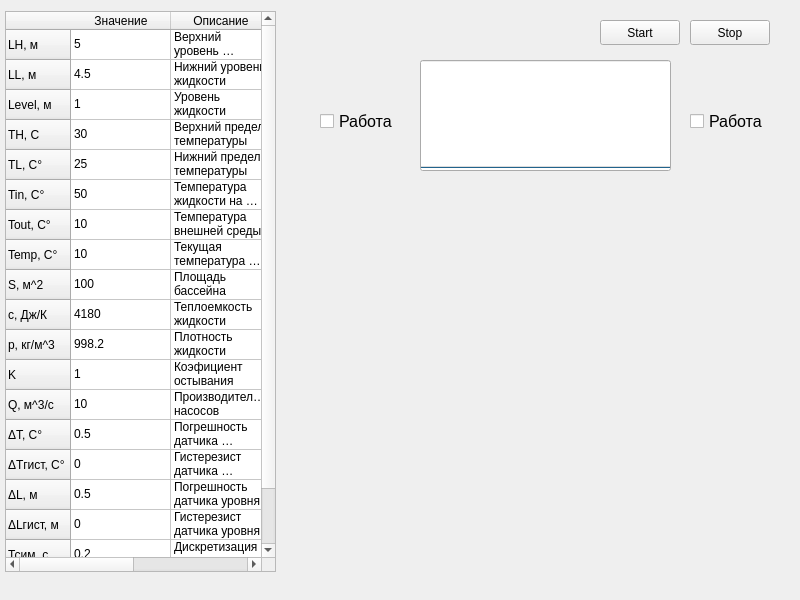
Before: the Qt Designer form mainwindow_v2.ui in SunnyWolf/PoolACS, drawn with Qt 5.
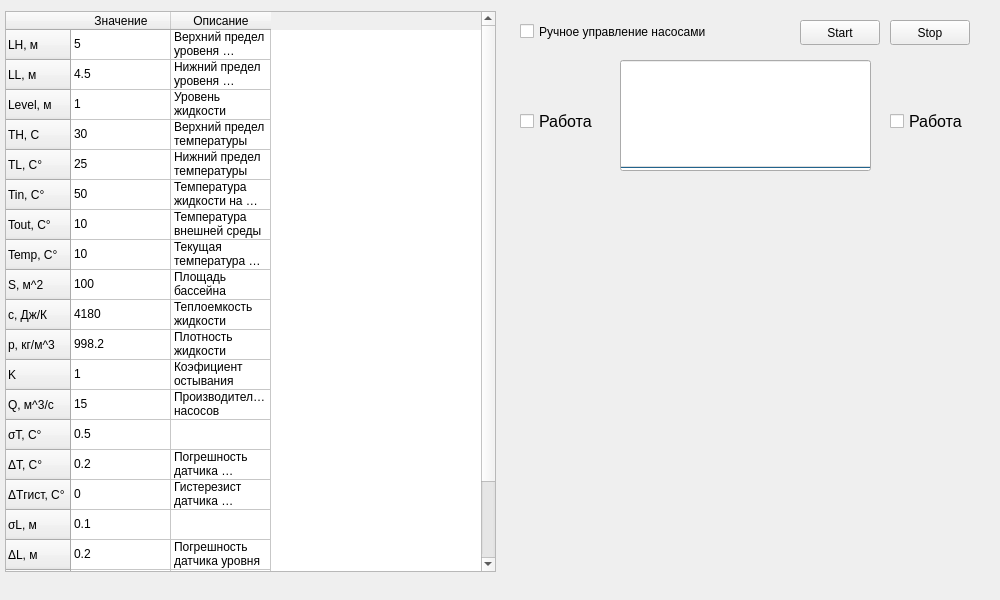
After: the same form once the commit is applied. Icons and pictures are not drawn.

Commit message: added manual controlling of pumps

Patch:
```diff
--- a/mainwindow_v2.ui
+++ b/mainwindow_v2.ui
@@ -6,19 +6,19 @@
    <rect>
     <x>0</x>
     <y>0</y>
-    <width>800</width>
+    <width>1000</width>
     <height>600</height>
    </rect>
   </property>
   <property name="minimumSize">
    <size>
-    <width>800</width>
+    <width>1000</width>
     <height>600</height>
    </size>
   </property>
   <property name="maximumSize">
    <size>
-    <width>800</width>
+    <width>1000</width>
     <height>600</height>
    </size>
   </property>
@@ -31,7 +31,7 @@
      <rect>
       <x>5</x>
       <y>11</y>
-      <width>271</width>
+      <width>491</width>
       <height>561</height>
      </rect>
     </property>
@@ -100,6 +100,11 @@
       <string>Q, м^3/c</string>
      </property>
     </row>
+    <row>
+     <property name="text">
+      <string>σT, C°</string>
+     </property>
+    </row>
     <row>
      <property name="text">
       <string>ΔT, C°</string>
@@ -110,6 +115,11 @@
       <string>ΔTгист, C°</string>
      </property>
     </row>
+    <row>
+     <property name="text">
+      <string>σL, м</string>
+     </property>
+    </row>
     <row>
      <property name="text">
       <string>ΔL, м</string>
@@ -150,7 +160,7 @@
     </item>
     <item row="0" column="1">
      <property name="text">
-      <string>Верхний уровень жидкости</string>
+      <string>Верхний предел уровеня жидкости</string>
      </property>
      <property name="flags">
       <set>ItemIsDragEnabled|ItemIsUserCheckable|ItemIsEnabled</set>
@@ -166,7 +176,7 @@
     </item>
     <item row="1" column="1">
      <property name="text">
-      <string>Нижний уровень жидкости</string>
+      <string>Нижний предел уровеня жидкости</string>
      </property>
     </item>
     <item row="2" column="0">
@@ -309,7 +319,7 @@
     </item>
     <item row="12" column="0">
      <property name="text">
-      <string>10</string>
+      <string>15</string>
      </property>
     </item>
     <item row="12" column="1">
@@ -322,39 +332,29 @@
       <string>0.5</string>
      </property>
     </item>
-    <item row="13" column="1">
-     <property name="text">
-      <string>Погрешность датчика температуры</string>
-     </property>
-    </item>
     <item row="14" column="0">
      <property name="text">
-      <string>0</string>
+      <string>0.2</string>
      </property>
     </item>
     <item row="14" column="1">
      <property name="text">
-      <string>Гистерезист датчика температуры</string>
+      <string>Погрешность датчика температуры</string>
      </property>
     </item>
     <item row="15" column="0">
      <property name="text">
-      <string>0.5</string>
+      <string>0</string>
      </property>
     </item>
     <item row="15" column="1">
      <property name="text">
-      <string>Погрешность датчика уровня</string>
+      <string>Гистерезист датчика температуры</string>
      </property>
     </item>
     <item row="16" column="0">
      <property name="text">
-      <string>0</string>
-     </property>
-    </item>
-    <item row="16" column="1">
-     <property name="text">
-      <string>Гистерезист датчика уровня</string>
+      <string>0.1</string>
      </property>
     </item>
     <item row="17" column="0">
@@ -364,16 +364,36 @@
     </item>
     <item row="17" column="1">
      <property name="text">
-      <string>Дискретизация симуляции</string>
+      <string>Погрешность датчика уровня</string>
      </property>
     </item>
     <item row="18" column="0">
      <property name="text">
-      <string>5000</string>
+      <string>0</string>
      </property>
     </item>
     <item row="18" column="1">
      <property name="text">
+      <string>Гистерезист датчика уровня</string>
+     </property>
+    </item>
+    <item row="19" column="0">
+     <property name="text">
+      <string>0.2</string>
+     </property>
+    </item>
+    <item row="19" column="1">
+     <property name="text">
+      <string>Дискретизация симуляции</string>
+     </property>
+    </item>
+    <item row="20" column="0">
+     <property name="text">
+      <string>1</string>
+     </property>
+    </item>
+    <item row="20" column="1">
+     <property name="text">
       <string>Время перерегулирования</string>
      </property>
     </item>
@@ -381,7 +401,7 @@
    <widget class="QPushButton" name="bStop">
     <property name="geometry">
      <rect>
-      <x>690</x>
+      <x>890</x>
       <y>20</y>
       <width>80</width>
       <height>25</height>
@@ -394,7 +414,7 @@
    <widget class="QPushButton" name="bStart">
     <property name="geometry">
      <rect>
-      <x>600</x>
+      <x>800</x>
       <y>20</y>
       <width>80</width>
       <height>25</height>
@@ -407,7 +427,7 @@
    <widget class="QProgressBar" name="pbPool">
     <property name="geometry">
      <rect>
-      <x>420</x>
+      <x>620</x>
       <y>60</y>
       <width>251</width>
       <height>111</height>
@@ -429,7 +449,7 @@
    <widget class="QWidget" name="verticalLayoutWidget">
     <property name="geometry">
      <rect>
-      <x>300</x>
+      <x>500</x>
       <y>200</y>
       <width>491</width>
       <height>371</height>
@@ -440,7 +460,7 @@
    <widget class="QCheckBox" name="cbPump2">
     <property name="geometry">
      <rect>
-      <x>690</x>
+      <x>890</x>
       <y>110</y>
       <width>91</width>
       <height>23</height>
@@ -461,7 +481,7 @@
    <widget class="QCheckBox" name="cbPump1">
     <property name="geometry">
      <rect>
-      <x>320</x>
+      <x>520</x>
       <y>110</y>
       <width>91</width>
       <height>23</height>
@@ -482,7 +502,7 @@
    <widget class="QLabel" name="lBackground">
     <property name="geometry">
      <rect>
-      <x>300</x>
+      <x>500</x>
       <y>10</y>
       <width>491</width>
       <height>181</height>
@@ -501,6 +521,19 @@
      <bool>true</bool>
     </property>
    </widget>
+   <widget class="QCheckBox" name="cbManualU">
+    <property name="geometry">
+     <rect>
+      <x>520</x>
+      <y>20</y>
+      <width>201</width>
+      <height>23</height>
+     </rect>
+    </property>
+    <property name="text">
+     <string>Ручное управление насосами</string>
+    </property>
+   </widget>
    <zorder>lBackground</zorder>
    <zorder>tableWidget</zorder>
    <zorder>bStop</zorder>
```
Left out of the diff: 3 changed lines with no effect on the pictures. The commit also changes 2 other files.
